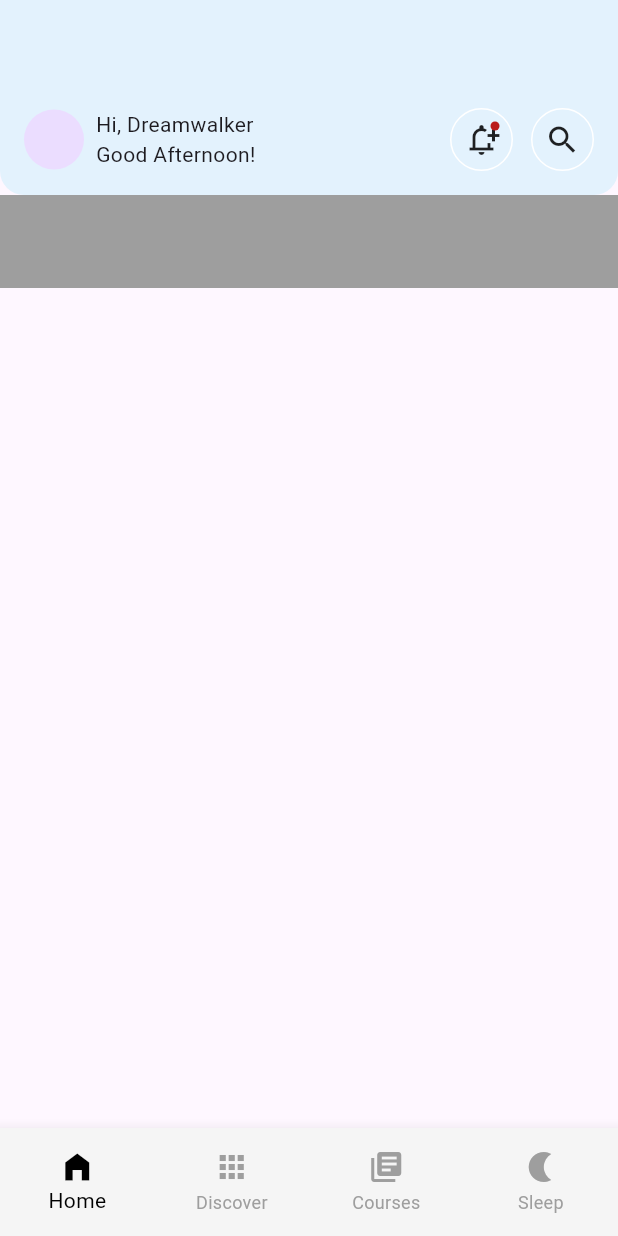
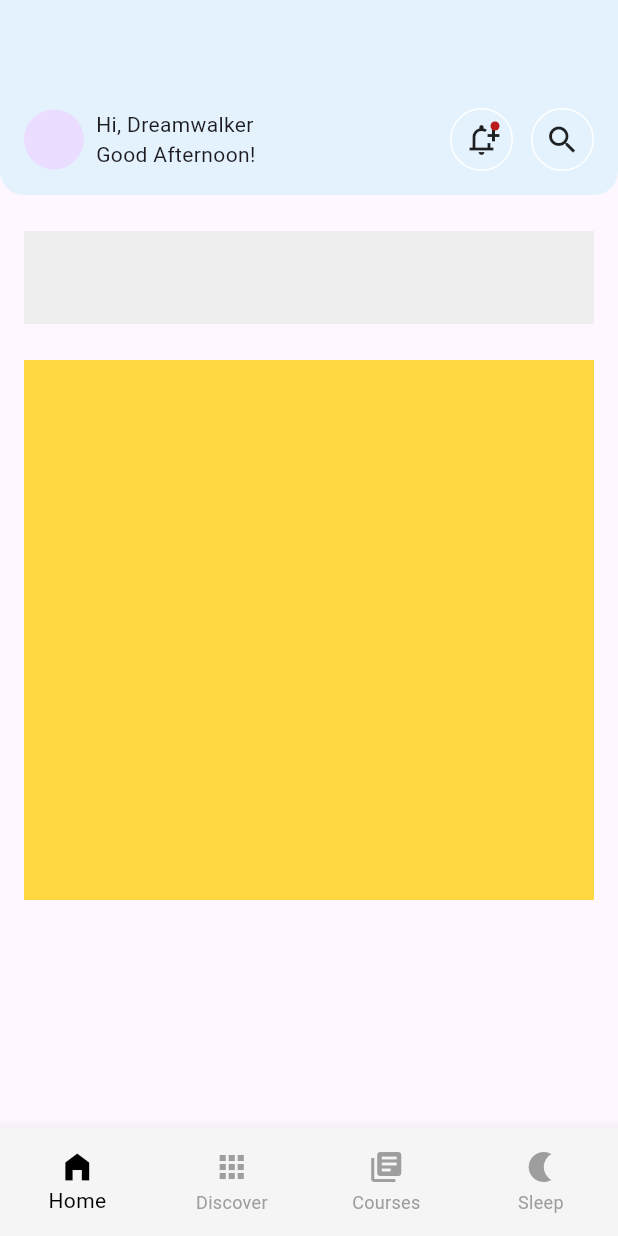
Before and after one commit to JAICHANGPARK/flutter_notebook_chapter_37, a Flutter app: the MeditationHomePage screen opened directly, on a phone screen of 412 x 824 dp. Run offline on Flutter 3.47's test engine with Material 3 defaults, Android fonts, the phone set to English and light mode, and no system bars; our stand-ins replace dots_indicator, gap, google_fonts.

Commit message:
Update meditation_home_page.dart

```diff
--- a/lib/ep1877_meditation_app/views/meditation_home_page.dart
+++ b/lib/ep1877_meditation_app/views/meditation_home_page.dart
@@ -75,7 +75,17 @@ class _MeditationHomePageState extends State<MeditationHomePage> {
           Container(
             height: 62,
             decoration: BoxDecoration(
-              color: Colors.grey,
+              color: Colors.grey[200]!,
+            ),
+            margin: EdgeInsets.symmetric(horizontal: 16, vertical: 24),
+          ),
+          Container(
+            height: 360,
+            margin: EdgeInsets.symmetric(
+              horizontal: 16,
+            ),
+            decoration: BoxDecoration(
+              color: Colors.amberAccent,
             ),
           )
         ],
```
